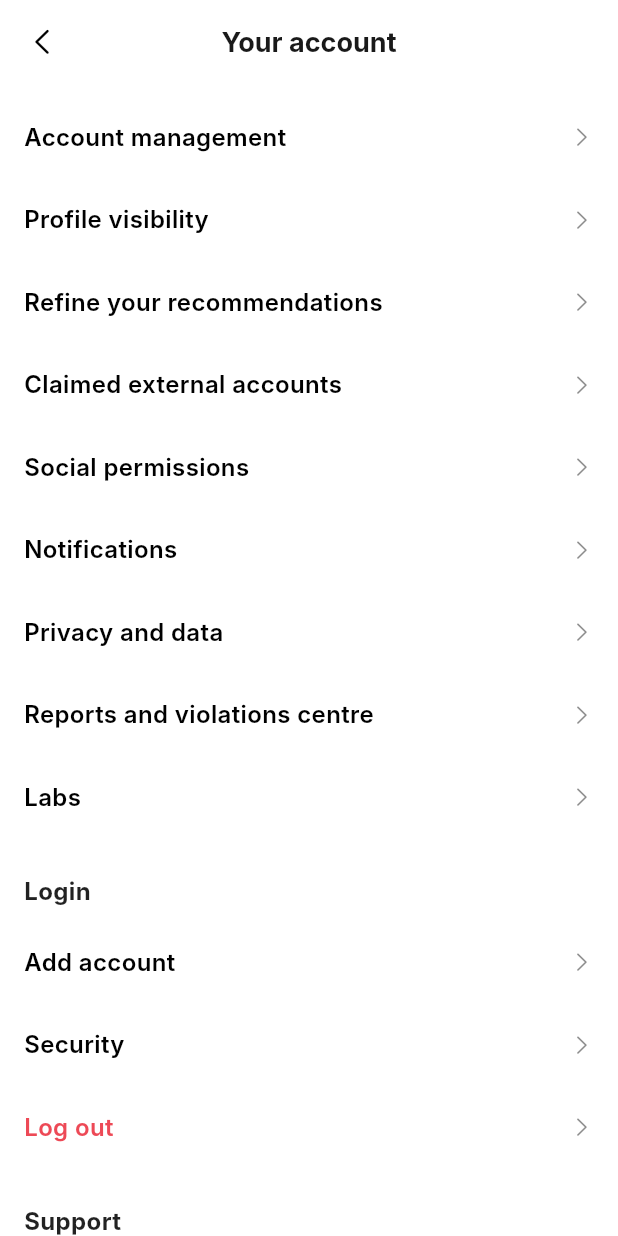
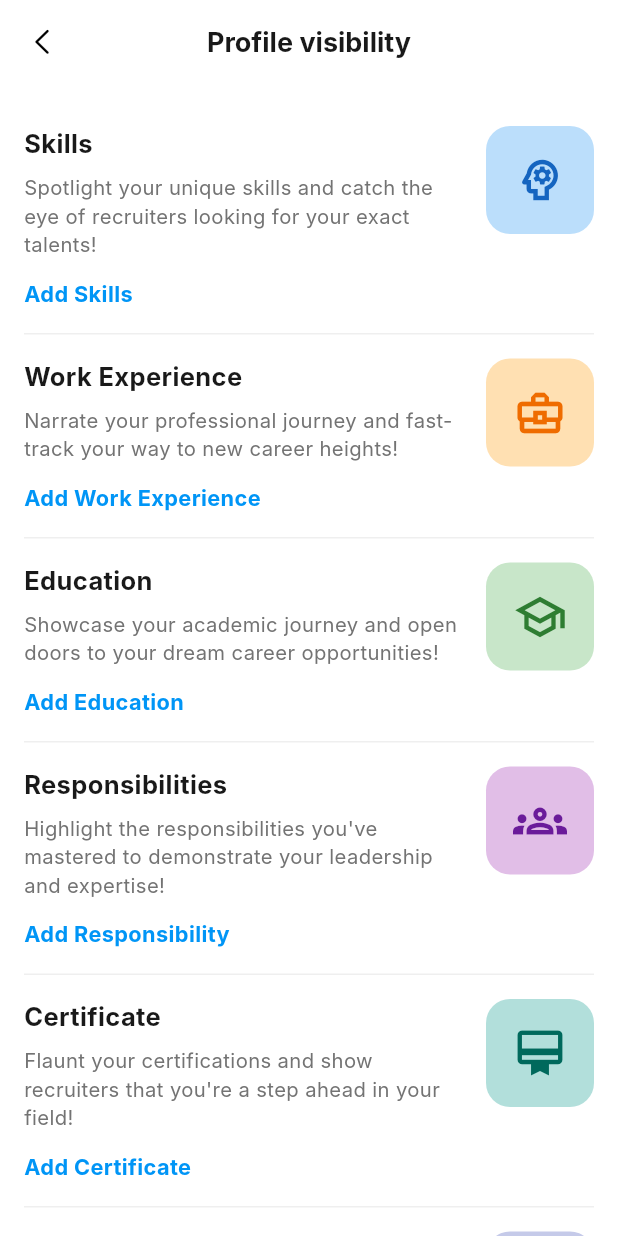
Before and after one commit to somraj-dev/Acadyk, a Flutter app: the SettingsActivityScreen screen opened directly, after a tap on "Profile visibility", on a phone screen of 412 x 824 dp. Run offline on Flutter 3.47's test engine with Material 3 defaults, Android fonts, the phone set to English and light mode, and no system bars; our stand-ins replace image_picker, supabase_flutter; accounts and stored records are empty; network calls fail; Roboto replaces fonts that are missing (Inter).

Commit message:
feat: add bright theme Profile Visibility screen

```diff
--- a/lib/features/profile/presentation/screens/settings_activity_screen.dart
+++ b/lib/features/profile/presentation/screens/settings_activity_screen.dart
@@ -3,6 +3,7 @@ import 'package:flutter/cupertino.dart';
 import 'settings_notifications_screen.dart';
 import 'settings_privacy_screen.dart';
 import 'settings_account_management_screen.dart';
+import 'settings_profile_visibility_screen.dart';
 
 class SettingsActivityScreen extends StatelessWidget {
   const SettingsActivityScreen({super.key});
@@ -46,7 +47,11 @@ class SettingsActivityScreen extends StatelessWidget {
                     MaterialPageRoute(builder: (context) => const SettingsAccountManagementScreen()),
                   );
                 }),
-                _buildPinterestTile('Profile visibility'),
+                _buildPinterestTile('Profile visibility', onTap: () {
+                  Navigator.of(context).push(
+                    MaterialPageRoute(builder: (context) => const SettingsProfileVisibilityScreen()),
+                  );
+                }),
                 _buildPinterestTile('Refine your recommendations'),
                 _buildPinterestTile('Claimed external accounts'),
                 _buildPinterestTile('Social permissions'),
--- /dev/null
+++ b/lib/features/profile/presentation/screens/settings_profile_visibility_screen.dart
@@ -0,0 +1,196 @@
+import 'package:flutter/material.dart';
+import 'package:flutter/cupertino.dart';
+
+class SettingsProfileVisibilityScreen extends StatelessWidget {
+  const SettingsProfileVisibilityScreen({super.key});
+
+  @override
+  Widget build(BuildContext context) {
+    const bgColor = Colors.white;
+    const tileTextColor = Colors.black;
+    const headerColor = Color(0xFF191919);
+
+    return Scaffold(
+      backgroundColor: bgColor,
+      appBar: AppBar(
+        backgroundColor: bgColor,
+        elevation: 0,
+        scrolledUnderElevation: 0,
+        centerTitle: true,
+        leading: IconButton(
+          icon: const Icon(CupertinoIcons.left_chevron, color: tileTextColor, size: 22),
+          onPressed: () => Navigator.of(context).pop(),
+        ),
+        title: const Text(
+          'Profile visibility',
+          style: TextStyle(
+            color: headerColor,
+            fontWeight: FontWeight.bold,
+            fontSize: 18,
+          ),
+        ),
+      ),
+      body: SafeArea(
+        child: Center(
+          child: Container(
+            constraints: const BoxConstraints(maxWidth: 480),
+            color: bgColor,
+            child: ListView(
+              padding: const EdgeInsets.symmetric(horizontal: 16.0, vertical: 12.0),
+              children: [
+                _buildVisibilitySection(
+                  title: 'Skills',
+                  description: 'Spotlight your unique skills and catch the eye of recruiters looking for your exact talents!',
+                  actionLabel: 'Add Skills',
+                  icon: Icons.psychology_outlined,
+                  color: Colors.blue.shade100,
+                  iconColor: Colors.blue.shade800,
+                  onActionTap: () {},
+                ),
+                _buildDivider(),
+                _buildVisibilitySection(
+                  title: 'Work Experience',
+                  description: 'Narrate your professional journey and fast-track your way to new career heights!',
+                  actionLabel: 'Add Work Experience',
+                  icon: Icons.business_center_outlined,
+                  color: Colors.orange.shade100,
+                  iconColor: Colors.orange.shade800,
+                  onActionTap: () {},
+                ),
+                _buildDivider(),
+                _buildVisibilitySection(
+                  title: 'Education',
+                  description: 'Showcase your academic journey and open doors to your dream career opportunities!',
+                  actionLabel: 'Add Education',
+                  icon: Icons.school_outlined,
+                  color: Colors.green.shade100,
+                  iconColor: Colors.green.shade800,
+                  onActionTap: () {},
+                ),
+                _buildDivider(),
+                _buildVisibilitySection(
+                  title: 'Responsibilities',
+                  description: "Highlight the responsibilities you've mastered to demonstrate your leadership and expertise!",
+                  actionLabel: 'Add Responsibility',
+                  icon: Icons.groups_outlined,
+                  color: Colors.purple.shade100,
+                  iconColor: Colors.purple.shade800,
+                  onActionTap: () {},
+                ),
+                _buildDivider(),
+                _buildVisibilitySection(
+                  title: 'Certificate',
+                  description: "Flaunt your certifications and show recruiters that you're a step ahead in your field!",
+                  actionLabel: 'Add Certificate',
+                  icon: Icons.card_membership_outlined,
+                  color: Colors.teal.shade100,
+                  iconColor: Colors.teal.shade800,
+                  onActionTap: () {},
+                ),
+                _buildDivider(),
+                _buildVisibilitySection(
+                  title: 'Projects',
+                  description: 'Unveil your projects to the world and pave your path to professional greatness!',
+                  actionLabel: 'Add Project',
+                  icon: Icons.account_tree_outlined,
+                  color: Colors.indigo.shade100,
+                  iconColor: Colors.indigo.shade800,
+                  onActionTap: () {},
+                ),
+                _buildDivider(),
+                _buildVisibilitySection(
+                  title: 'Achievements',
+                  description: 'Broadcast your triumphs and make a remarkable impression on industry leaders!',
+                  actionLabel: 'Add Achievement',
+                  icon: Icons.emoji_events_outlined,
+                  color: Colors.amber.shade100,
+                  iconColor: Colors.amber.shade800,
+                  onActionTap: () {},
+                ),
+                const SizedBox(height: 32),
+              ],
+            ),
+          ),
+        ),
+      ),
+    );
+  }
+
+  Widget _buildVisibilitySection({
+    required String title,
+    required String description,
+    required String actionLabel,
+    required IconData icon,
+    required Color color,
+    required Color iconColor,
+    required VoidCallback onActionTap,
+  }) {
+    return Padding(
+      padding: const EdgeInsets.symmetric(vertical: 16.0),
+      child: Row(
+        crossAxisAlignment: CrossAxisAlignment.start,
+        children: [
+          // Left details
+          Expanded(
+            child: Column(
+              crossAxisAlignment: CrossAxisAlignment.start,
+              children: [
+                Text(
+                  title,
+                  style: const TextStyle(
+                    fontSize: 17,
+                    fontWeight: FontWeight.bold,
+                    color: Color(0xFF191919),
+                  ),
+                ),
+                const SizedBox(height: 8),
+                Text(
+                  description,
+                  style: const TextStyle(
+                    fontSize: 13.5,
+                    color: Color(0xFF737373),
+                    height: 1.4,
+                  ),
+                ),
+                const SizedBox(height: 12),
+                InkWell(
+                  onTap: onActionTap,
+                  child: Text(
+                    actionLabel,
+                    style: const TextStyle(
+                      fontSize: 14.5,
+                      color: Color(0xFF0095F6),
+                      fontWeight: FontWeight.bold,
+                    ),
+                  ),
+                ),
+              ],
+            ),
+          ),
+          const SizedBox(width: 16),
+          // Right illustration/icon container
+          Container(
+            width: 72,
+            height: 72,
+            decoration: BoxDecoration(
+              color: color,
+              borderRadius: BorderRadius.circular(16),
+            ),
+            child: Icon(
+              icon,
+              size: 36,
+              color: iconColor,
+            ),
+          ),
+        ],
+      ),
+    );
+  }
+
+  Widget _buildDivider() {
+    return const Divider(
+      height: 1,
+      color: Color(0xFFEFEFEF),
+    );
+  }
+}
```
